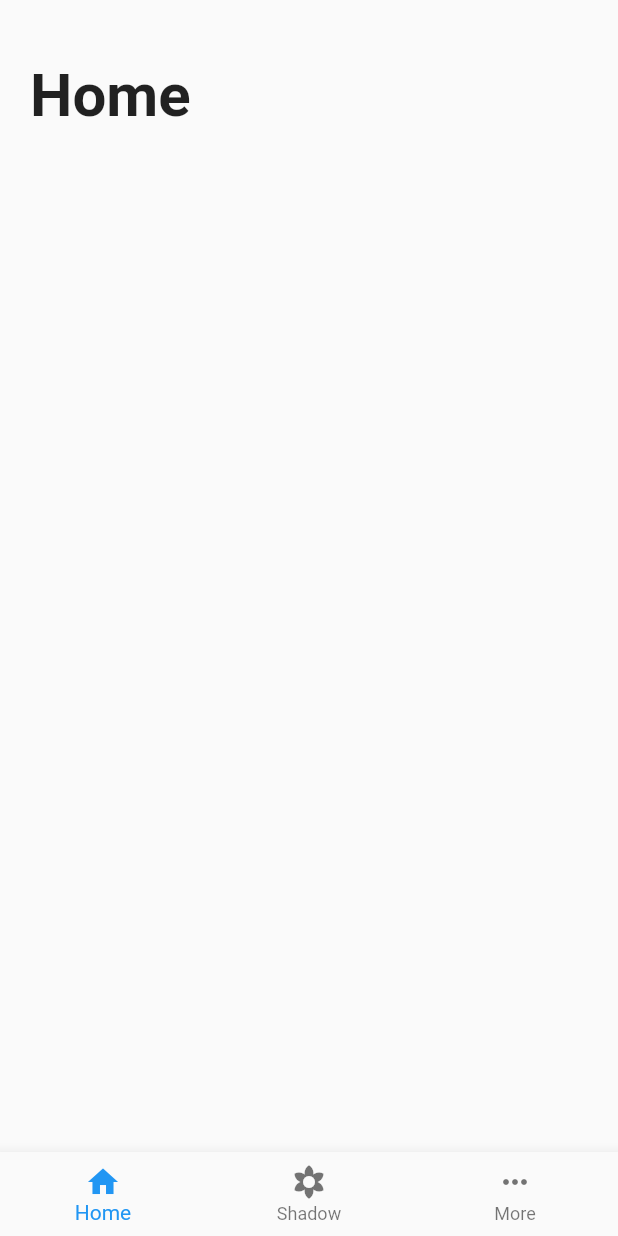
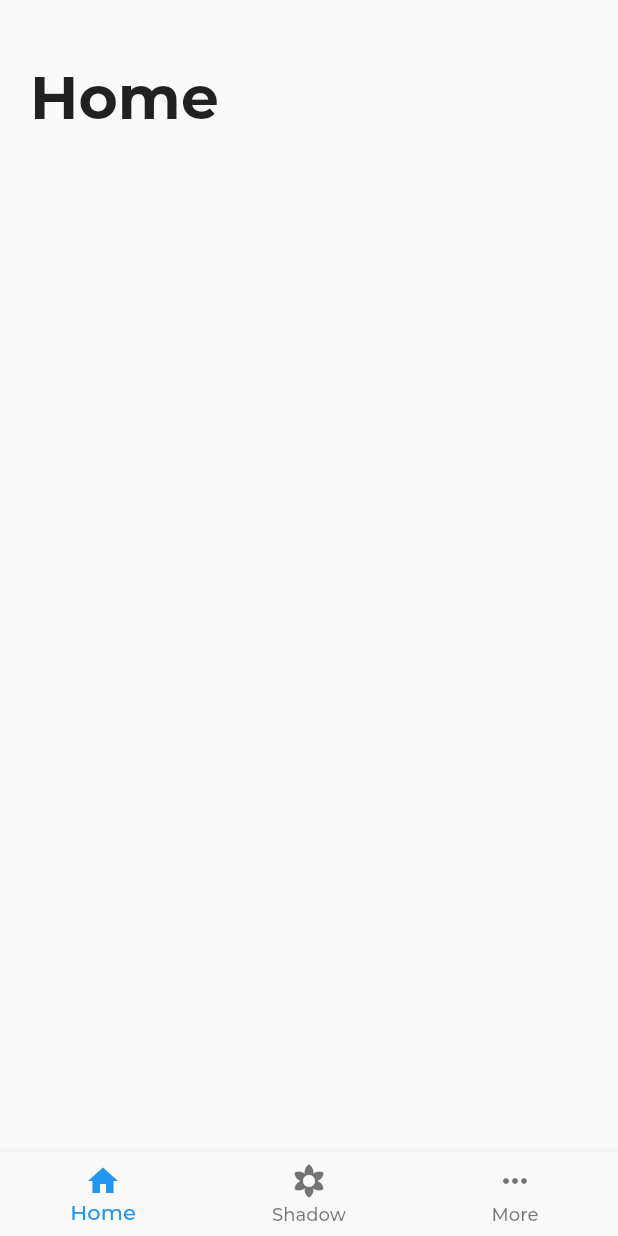
Before and after one commit to sarkarshuvojit/shadow-journal-flutter, a Flutter app: the screen it shows after launch, on a phone screen of 412 x 824 dp. Run offline on Flutter 3.47's test engine with Material 2 defaults, Android fonts, the phone set to English and light mode, and no system bars.

Commit message:
default font changed to Montserrat

```diff
--- a/lib/main.dart
+++ b/lib/main.dart
@@ -28,6 +28,7 @@ class MyApp extends StatelessWidget {
         // the app on. For desktop platforms, the controls will be smaller and
         // closer together (more dense) than on mobile platforms.
         visualDensity: VisualDensity.adaptivePlatformDensity,
+        fontFamily: 'Montserrat'
       ),
       home: BaseLayout(),
     );
--- a/pubspec.yaml
+++ b/pubspec.yaml
@@ -74,3 +74,9 @@ flutter:
   #
   # For details regarding fonts from package dependencies,
   # see https://flutter.dev/custom-fonts/#from-packages
+  fonts:
+    - family: Montserrat
+      fonts:
+        - asset: fonts/Montserrat-Medium.ttf
+        - asset: fonts/Montserrat-Bold.ttf
+          weight: 700
```
Also changed, not shown: fonts/Montserrat-Bold.ttf (added), fonts/Montserrat-Medium.ttf (added).
